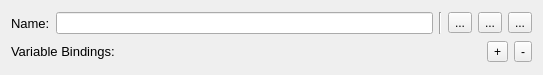
aerisarn/ck-cmd, file gui/src/widgets/HkTopNavigatorWidget.ui: the form before one commit.
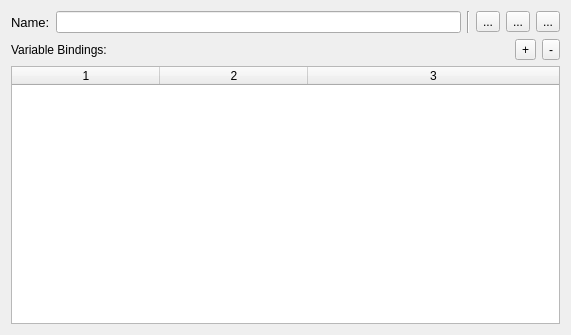
The form after the commit.

Commit message: Best do bindings in a table

Patch:
```diff
--- a/gui/src/widgets/HkTopNavigatorWidget.ui
+++ b/gui/src/widgets/HkTopNavigatorWidget.ui
@@ -6,8 +6,8 @@
    <rect>
     <x>0</x>
     <y>0</y>
-    <width>543</width>
-    <height>75</height>
+    <width>571</width>
+    <height>335</height>
    </rect>
   </property>
   <property name="sizePolicy">
@@ -72,14 +72,11 @@
     </layout>
    </item>
    <item>
+    <layout class="QVBoxLayout" name="verticalLayout">
+     <item>
     <layout class="QHBoxLayout" name="horizontalLayout_2">
      <item>
       <widget class="QLabel" name="label">
-       <property name="font">
-        <font>
-         <pointsize>10</pointsize>
-        </font>
-       </property>
        <property name="text">
         <string>Variable Bindings:</string>
        </property>
@@ -102,7 +99,28 @@
     </layout>
    </item>
    <item>
-    <layout class="QGridLayout" name="bindingsVerticalLayout"/>
+      <widget class="QTableWidget" name="bindingsTableWidget">
+       <property name="columnCount">
+        <number>3</number>
+       </property>
+       <attribute name="horizontalHeaderMinimumSectionSize">
+        <number>32</number>
+       </attribute>
+       <attribute name="horizontalHeaderDefaultSectionSize">
+        <number>148</number>
+       </attribute>
+       <attribute name="horizontalHeaderStretchLastSection">
+        <bool>true</bool>
+       </attribute>
+       <attribute name="verticalHeaderDefaultSectionSize">
+        <number>24</number>
+       </attribute>
+       <column/>
+       <column/>
+       <column/>
+      </widget>
+     </item>
+    </layout>
    </item>
   </layout>
  </widget>
```
Left out of the diff: 2 changed lines with no effect on the pictures. Lines whose indentation alone changed are shown as unchanged. The commit also changes 7 other files.
